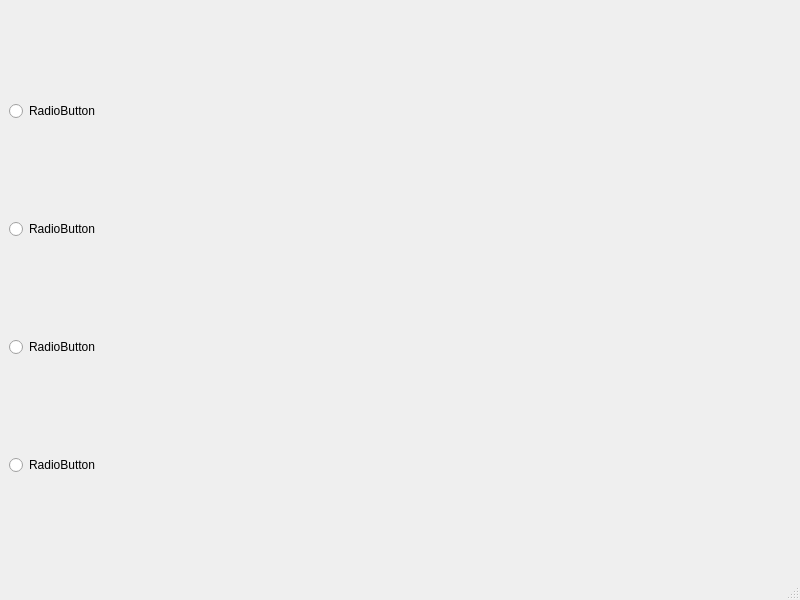
First picture: the form in UI/animation_playback_speed.ui, repository HaydenGuy/Maya_Animation_Playback_Speed, before the edit.
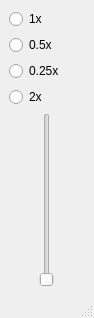
Second picture: the form after the edit.

Commit message: Updated radio buttons to have relevant information and added slider

```diff
--- a/UI/animation_playback_speed.ui
+++ b/UI/animation_playback_speed.ui
@@ -6,8 +6,8 @@
    <rect>
     <x>0</x>
     <y>0</y>
-    <width>800</width>
-    <height>600</height>
+    <width>94</width>
+    <height>318</height>
    </rect>
   </property>
   <property name="windowTitle">
@@ -20,31 +20,42 @@
       <item>
        <widget class="QRadioButton" name="radioButton_2">
         <property name="text">
-         <string>RadioButton</string>
+         <string>1x</string>
         </property>
        </widget>
       </item>
       <item>
        <widget class="QRadioButton" name="radioButton">
         <property name="text">
-         <string>RadioButton</string>
+         <string>0.5x</string>
         </property>
        </widget>
       </item>
       <item>
        <widget class="QRadioButton" name="radioButton_3">
         <property name="text">
-         <string>RadioButton</string>
+         <string>0.25x</string>
         </property>
        </widget>
       </item>
       <item>
        <widget class="QRadioButton" name="radioButton_4">
         <property name="text">
-         <string>RadioButton</string>
+         <string>2x</string>
         </property>
        </widget>
       </item>
+      <item>
+       <layout class="QVBoxLayout" name="verticalLayout_2">
+        <item alignment="Qt::AlignmentFlag::AlignHCenter">
+         <widget class="QSlider" name="slider">
+          <property name="orientation">
+           <enum>Qt::Orientation::Vertical</enum>
+          </property>
+         </widget>
+        </item>
+       </layout>
+      </item>
      </layout>
     </item>
    </layout>
```
Left out of the diff: 16 changed lines with no effect on the pictures. The commit also changes 2 other files.
